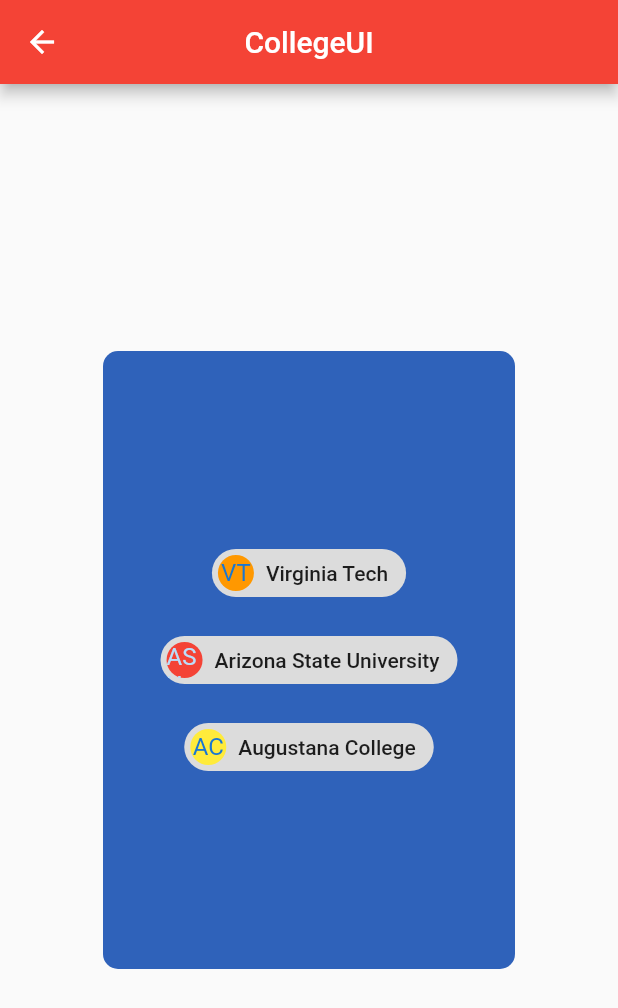
After one commit to gdscvt/UI_Elements_Workshop, a Flutter app: the screen it shows after launch, after a tap on the "arrow back" icon, on a phone screen of 412 x 824 dp. The commit adds this screen. Shown: the top 1008 px of the screen. Run offline on Flutter 3.47's test engine with Material 2 defaults, Android fonts, the phone set to English and light mode, and no system bars.

Commit message:
Edited Tiles and Created Second Page

```diff
--- /dev/null
+++ b/lib/colleges.dart
@@ -0,0 +1,84 @@
+
+import 'package:flutter/cupertino.dart';
+import 'package:flutter/material.dart';
+
+class Colleges extends StatefulWidget{
+  const Colleges({Key? key}) : super(key: key);
+
+  @override
+  State<StatefulWidget> createState() => _CollegesState();
+}
+
+class _CollegesState extends State<Colleges>{
+  @override
+  Widget build(BuildContext context) {
+    return Scaffold(
+      appBar: AppBar(
+        title: const Text('CollegeUI'),
+        centerTitle: true,
+        backgroundColor: Colors.red,
+        leading: Builder(
+          builder: (BuildContext context){
+            return IconButton(onPressed: () {
+              setState(() {
+                Navigator.pop(context);
+              });
+
+            }, icon: const Icon(Icons.arrow_back));
+          },
+        ),
+
+      ),
+      body: Center(
+        child: Container(
+            width: MediaQuery.of(context).size.width*(1/1.5),
+            height: MediaQuery.of(context).size.height*(1/2),
+            child: LayoutBuilder(
+              builder: (context, constraints) =>
+                  Container(
+                    width: constraints.maxWidth*(1/2),
+                    height: constraints.maxHeight*(1/2),
+                    decoration: const BoxDecoration(
+                      borderRadius: BorderRadius.all(Radius.circular(10.0)),
+                      color: Color(0xFF2f62ba),
+                    ),
+                    child: Padding(
+                      padding: const EdgeInsets.all(15.0),
+                      child: Wrap(
+                        direction:Axis.horizontal,
+                        alignment: WrapAlignment.spaceAround,
+                        runAlignment: WrapAlignment.center,
+                        runSpacing: 10.0,
+                        children: const <Widget>[
+                          Chip(avatar: CircleAvatar(
+                            backgroundColor: Colors.orange,
+                            child: Text('VT'),
+                          ),
+                            label: Text('Virginia Tech'),
+                          ),
+                          Chip(avatar: CircleAvatar(
+                            backgroundColor: Colors.red,
+                            child: Text('ASU'),
+                          ),
+                            label: Text('Arizona State University'),
+                          ),
+                          Chip(avatar: CircleAvatar(
+                            backgroundColor: Colors.yellow,
+                            child: Text('AC'),
+                          ),
+                            label: Text('Augustana College'),
+                          ),
+                        ],
+                      ),
+                    ),
+                  ),
+
+            ),
+        ),
+      ),
+
+    );
+  }
+
+
+}
--- a/lib/main.dart
+++ b/lib/main.dart
@@ -1,6 +1,7 @@
 import 'package:flutter/material.dart';
 
 import 'college.dart';
+import 'colleges.dart';
 
 void main() {
   //Need Material App to get MediaQuery Data
@@ -12,8 +13,8 @@
         // Route is a string that acts like a code
         // to run widget
         routes: {
-          '/home': (context) => const Home()
-
+          '/home': (context) => const Home(),
+          '/colleges': (context) => const Colleges()
         },
     ));
 }
@@ -30,12 +31,7 @@
   final collegeNameContr = TextEditingController();
   final collegeInitialsContr = TextEditingController();
   List<College> listOfColleges = [];
-  final ScrollController controller = new ScrollController();
-
-  @override
-  void initState(){
-      super.initState();
-  }
+  final ScrollController controller = ScrollController();
 
   void addCollege(String collegeName, String collegeID) {
     setState(() {
@@ -60,7 +56,14 @@
       );
     });
   }
+  void sendData(){
+    setState(() {
+      Navigator.pushNamed(context, '/colleges',
+          arguments: {'listOfColleges': listOfColleges}
+      );
+    });
 
+  }
   @override
   Widget build(BuildContext context) {
     //Scaffold has appBar and body attributes
@@ -70,15 +73,24 @@
             centerTitle: true,
             title: const Text("College List"),
             backgroundColor: Colors.red,
+            leading: Builder(
+            builder: (BuildContext context){
+              return IconButton(onPressed: () {
+                //Navigator.pushNamedAndRemoveUntil(context, '/add_food', (route) => false);
+                sendData();}, icon: Icon(Icons.arrow_back));
+            },
+          ),
             actions: <Widget>[
               Container(
                 width: MediaQuery.of(context).size.width*(1/6),
                 child: Builder(builder: (BuildContext context){
                   return IconButton(onPressed: () {
                     setState(() {
-                      listOfColleges.removeLast();
+                      if(listOfColleges.isNotEmpty) {
+                        listOfColleges.removeLast();
+                      }
                     });
-                  }, icon: Icon(
+                  }, icon: const Icon(
                     Icons.delete
                   ));
                 },)
@@ -138,8 +150,23 @@
                     itemCount: listOfColleges.length,
                     reverse: true,
                     itemBuilder: (context, index){
-                  return ListTile(
-                    title: Text(listOfColleges[index].collegeID + ' ' + listOfColleges[index].collegeName),
+                  return Card(
+                    color: Colors.green,
+                    child: ListTile(
+                     title: Row(
+                       mainAxisAlignment: MainAxisAlignment.spaceAround,
+                       children: <Widget>[
+                         Container(
+                             width: MediaQuery.of(context).size.width*(1/10),
+                             child: Text(listOfColleges[index].collegeID)),
+                         Container(
+                             width: MediaQuery.of(context).size.width*(1/2),
+                             child: Text(
+                                 listOfColleges[index].collegeName,
+                             textAlign: TextAlign.right,)),
+                       ],
+                     ),
+                    ),
                   );
                 }
                 ),
```
